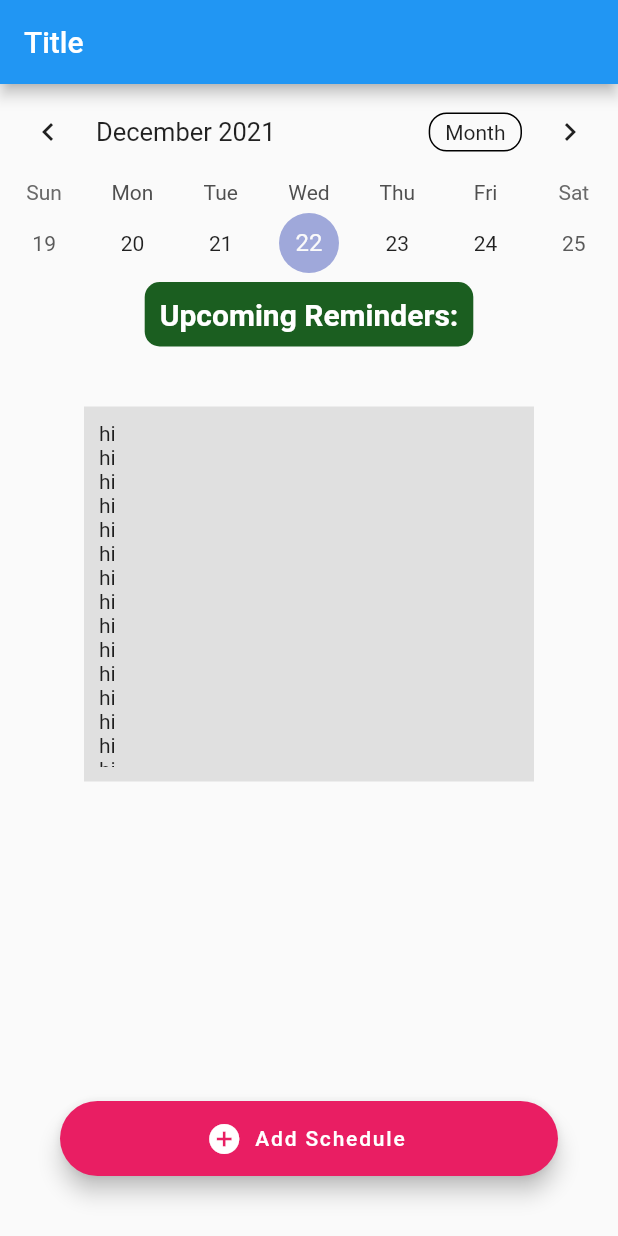
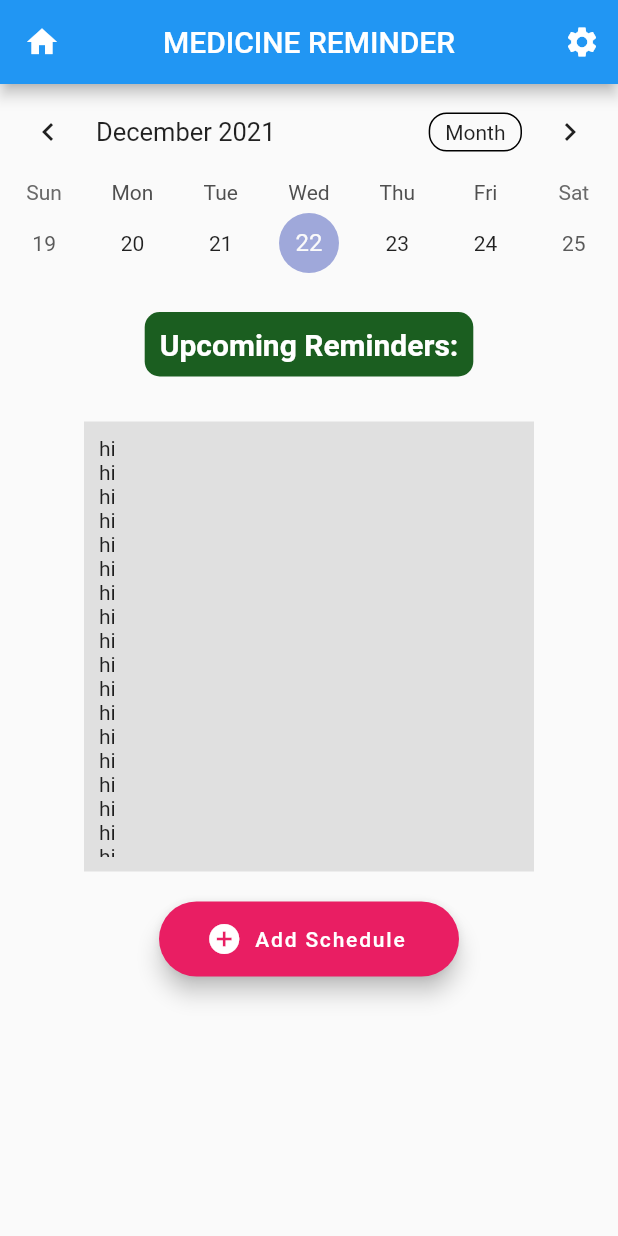
Before and after one commit to KingFire25/Medicine_reminder, a Flutter app: the screen it shows after launch, on a phone screen of 412 x 824 dp. Run offline on Flutter 3.47's test engine with Material 2 defaults, Android fonts, the light colour scheme and no system bars; drawn by our look-alikes of table_calendar.

Commit message:
second commit

```diff
--- a/lib/main.dart
+++ b/lib/main.dart
@@ -39,7 +39,19 @@ List<int> bottom = <int>[0];
   Widget build(BuildContext context){
     return Scaffold(
       appBar: AppBar(
-        title: const Text('Title'),
+      centerTitle: true,
+      title: Text('MEDICINE REMINDER'),
+      leading: IconButton(
+        onPressed: () {},
+        icon: Icon(Icons.home),
+      ),
+      actions: [
+
+        IconButton(
+          onPressed: () {},
+          icon: Icon(Icons.settings),
+        ),
+      ],
       ),
       body: Column(
         children: <Widget>[
@@ -51,6 +63,7 @@ List<int> bottom = <int>[0];
           calendarFormat: CalendarFormat.week,),
 
           Container(
+            margin: EdgeInsets.all(20),
             padding: EdgeInsets.all(10),
             decoration: BoxDecoration(
               borderRadius: BorderRadius.all(Radius.circular(10)),
@@ -65,15 +78,15 @@ List<int> bottom = <int>[0];
           ),
 
           Container(
-          margin: EdgeInsets.all(40),
-          height: 250,
+          margin: EdgeInsets.all(10),
+          height: 300,
           width:300,
           color: Colors.grey[300],
           padding: EdgeInsets.all(10),
           child: Column(
           children: [
           SizedBox(
-          height: 230.0,
+          height: 280.0,
           child: ListView(
           scrollDirection: Axis.vertical,
           children: <Widget>[
@@ -103,14 +116,8 @@ List<int> bottom = <int>[0];
 )
         ),
 
-
-        ],
-
-      ),
-       bottomNavigationBar: Padding(
-        padding: EdgeInsets.all(40.0),
-        child:
-         Container(
+        Container(
+            margin: EdgeInsets.all(10),
             height: 50,
             width: 200,
             child: FloatingActionButton.extended(onPressed: () {
@@ -123,7 +130,8 @@ List<int> bottom = <int>[0];
             icon: const Icon(Icons.add_circle),
             backgroundColor: Colors.pink,),
             ),
-          ),
+        ],
+      ),
     );
   }
 }
```
